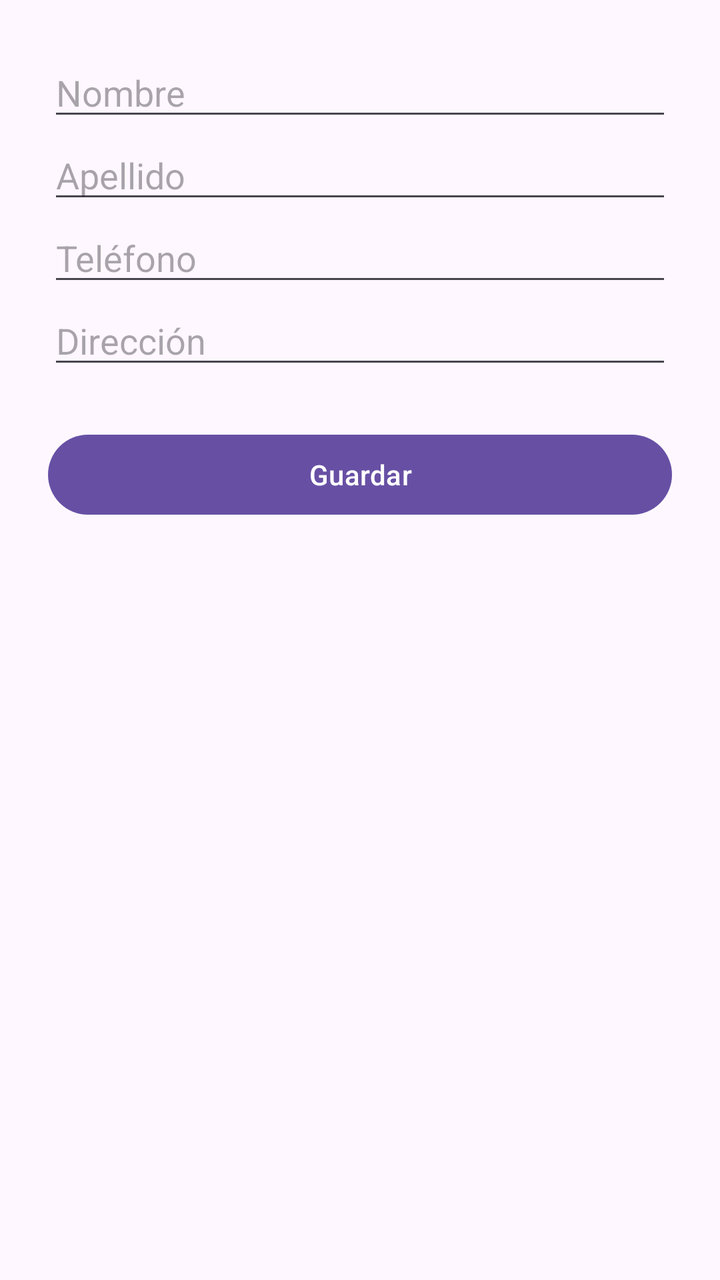
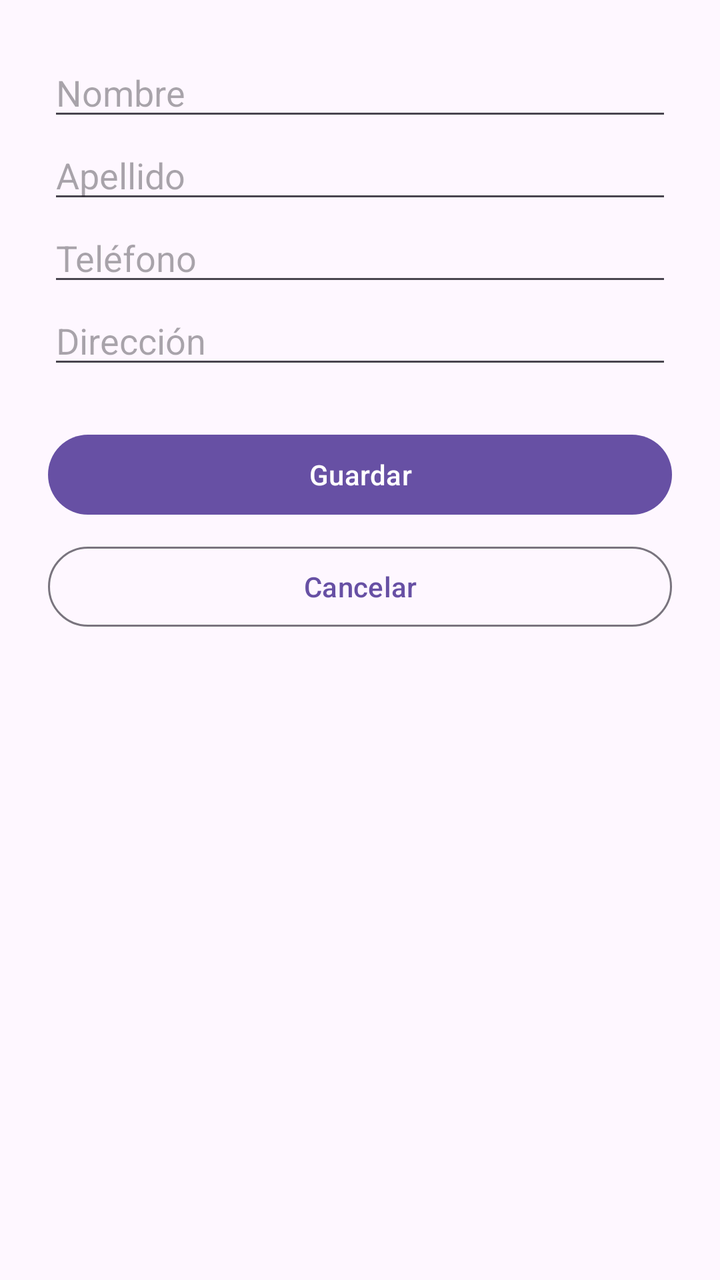

Compare the two renders of this Android layout. The source of the first and the diff that turns it into the second are given below.
<!-- AndroidManifest.xml: application theme Theme.Agendaandroid -->
<!-- res/layout/activity_contact_form.xml -->
<?xml version="1.0" encoding="utf-8"?>
<ScrollView xmlns:android="http://schemas.android.com/apk/res/android" android:layout_width="match_parent" android:layout_height="match_parent">
<LinearLayout android:layout_width="match_parent" android:layout_height="wrap_content" android:orientation="vertical" android:padding="24dp">
    <com.google.android.material.textfield.TextInputEditText android:id="@+id/etFirstName" android:layout_width="match_parent" android:layout_height="wrap_content" android:hint="@string/first_name" />
    <com.google.android.material.textfield.TextInputEditText android:id="@+id/etLastName" android:layout_width="match_parent" android:layout_height="wrap_content" android:hint="@string/last_name" />
    <com.google.android.material.textfield.TextInputEditText android:id="@+id/etPhone" android:layout_width="match_parent" android:layout_height="wrap_content" android:hint="@string/phone" android:inputType="phone" />
    <com.google.android.material.textfield.TextInputEditText android:id="@+id/etAddress" android:layout_width="match_parent" android:layout_height="wrap_content" android:hint="@string/address" />
    <com.google.android.material.button.MaterialButton android:id="@+id/btnSave" android:layout_width="match_parent" android:layout_height="wrap_content" android:layout_marginTop="24dp" android:text="@string/save" />
</LinearLayout></ScrollView>
<!-- resources referenced by this layout -->
<resources>
  <string name="address">Dirección</string>
  <string name="first_name">Nombre</string>
  <string name="last_name">Apellido</string>
  <string name="phone">Teléfono</string>
  <string name="save">Guardar</string>
  <style name="Theme.Agendaandroid" parent="Theme.Material3.DayNight.NoActionBar" />
</resources>

<!-- the commit's change to res/layout/activity_contact_form.xml (unified diff, before → after) -->
@@ -6,4 +6,5 @@
     <com.google.android.material.textfield.TextInputEditText android:id="@+id/etPhone" android:layout_width="match_parent" android:layout_height="wrap_content" android:hint="@string/phone" android:inputType="phone" />
     <com.google.android.material.textfield.TextInputEditText android:id="@+id/etAddress" android:layout_width="match_parent" android:layout_height="wrap_content" android:hint="@string/address" />
     <com.google.android.material.button.MaterialButton android:id="@+id/btnSave" android:layout_width="match_parent" android:layout_height="wrap_content" android:layout_marginTop="24dp" android:text="@string/save" />
+    <com.google.android.material.button.MaterialButton android:id="@+id/btnCancel" android:layout_width="match_parent" android:layout_height="wrap_content" android:layout_marginTop="8dp" android:text="@string/cancel" style="@style/Widget.Material3.Button.OutlinedButton" />
 </LinearLayout></ScrollView>
<!-- resource entries referenced after the edit -->
@@ -1,6 +1,7 @@
 <!-- resources referenced by this layout -->
 <resources>
   <string name="address">Dirección</string>
+  <string name="cancel">Cancelar</string>
   <string name="first_name">Nombre</string>
   <string name="last_name">Apellido</string>
   <string name="phone">Teléfono</string>
